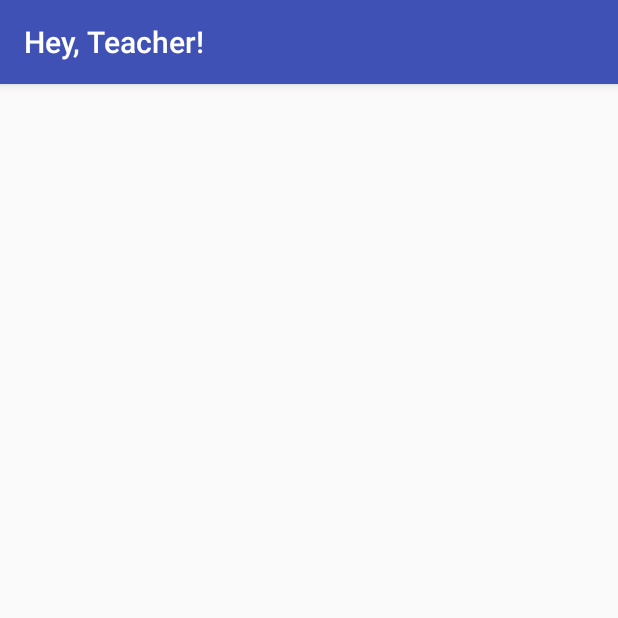
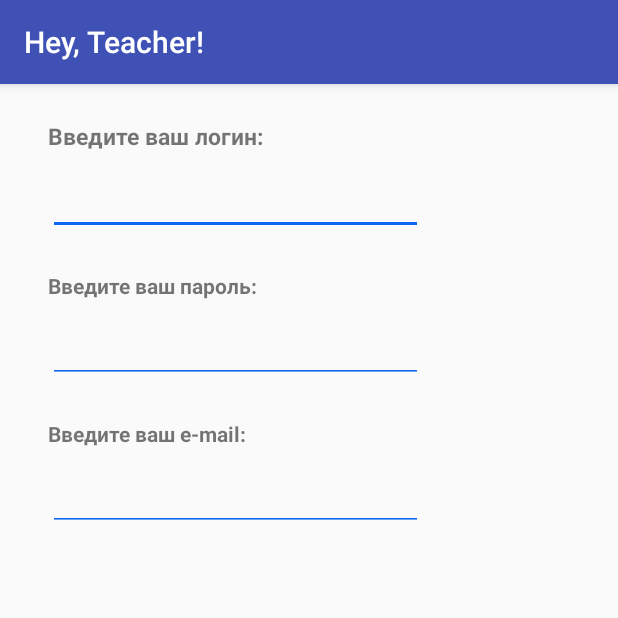
Before and after one commit to GonHunch/Hey_Teacher, an Android app: the RegistrationActivity screen opened directly, with no data from a screen before it, on a phone screen of 412 x 824 dp, the top half of it. Run offline under Robolectric (Android 15) with nearby library versions, the phone set to English and light mode, and no system bars.

Commit message:
Updated login menu

```diff
--- a/app/src/main/res/layout/activity_registration.xml
+++ b/app/src/main/res/layout/activity_registration.xml
@@ -4,6 +4,86 @@
     xmlns:tools="http://schemas.android.com/tools"
     android:layout_width="match_parent"
     android:layout_height="match_parent"
-    tools:context="com.goncharov.anton.heyteacher.RegistrationActivity">
+    tools:context="com.goncharov.anton.heyteacher.RegistrationActivity"
+    tools:layout_editor_absoluteY="81dp">
+
+    <TextView
+        android:id="@+id/registerLoginText"
+        android:layout_width="wrap_content"
+        android:layout_height="wrap_content"
+        android:layout_marginStart="32dp"
+        android:layout_marginTop="24dp"
+        android:text="@string/regis_login"
+        android:textSize="15sp"
+        app:layout_constraintStart_toStartOf="parent"
+        app:layout_constraintTop_toTopOf="parent"
+        android:layout_marginLeft="32dp" />
+
+    <EditText
+        android:id="@+id/editLogin"
+        android:layout_width="250dp"
+        android:layout_height="40dp"
+        android:layout_marginTop="15dp"
+        android:backgroundTint="@color/colorMain"
+        android:inputType="textPersonName"
+        android:textColorHighlight="@color/colorMainTrans"
+        android:textColorHint="@color/colorMain"
+        android:textColorLink="@color/colorMain"
+        android:textCursorDrawable="@color/colorMain"
+        app:layout_constraintStart_toStartOf="@+id/registerLoginText"
+        app:layout_constraintTop_toBottomOf="@+id/registerLoginText" />
+
+    <TextView
+        android:id="@+id/registerPasswordText"
+        android:layout_width="wrap_content"
+        android:layout_height="wrap_content"
+        android:layout_marginTop="24dp"
+        android:text="@string/regis_pswr"
+        app:layout_constraintStart_toStartOf="@+id/editLogin"
+        app:layout_constraintTop_toBottomOf="@+id/editLogin" />
+
+    <EditText
+        android:id="@+id/editPassword"
+        android:layout_width="250dp"
+        android:layout_height="40dp"
+        android:layout_marginStart="8dp"
+        android:layout_marginTop="15dp"
+        android:backgroundTint="@color/colorMain"
+        android:ems="10"
+        android:inputType="textPassword"
+        android:textColorHighlight="@color/colorMainTrans"
+        android:textColorHint="@color/colorMain"
+        android:textColorLink="@color/colorMain"
+        android:textCursorDrawable="@color/colorMain"
+        app:layout_constraintEnd_toEndOf="@+id/editLogin"
+        app:layout_constraintHorizontal_bias="1.0"
+        app:layout_constraintStart_toStartOf="@+id/editLogin"
+        app:layout_constraintTop_toBottomOf="@+id/registerPasswordText"
+        android:layout_marginLeft="8dp" />
+
+    <TextView
+        android:id="@+id/textView3"
+        android:layout_width="wrap_content"
+        android:layout_height="wrap_content"
+        android:layout_marginTop="24dp"
+        android:text="@string/regis_email"
+        app:layout_constraintStart_toStartOf="@+id/editPassword"
+        app:layout_constraintTop_toBottomOf="@+id/editPassword" />
+
+    <EditText
+        android:id="@+id/editText6"
+        android:layout_width="250dp"
+        android:layout_height="40dp"
+        android:layout_marginTop="15dp"
+        android:backgroundTint="@color/colorMain"
+        android:ems="10"
+        android:inputType="textEmailAddress"
+        android:textColorHighlight="@color/colorMainTrans"
+        android:textColorHint="@color/colorMain"
+        android:textColorLink="@color/colorMain"
+        android:textCursorDrawable="@color/colorMain"
+        app:layout_constraintEnd_toEndOf="@+id/editLogin"
+        app:layout_constraintStart_toStartOf="@+id/editLogin"
+        app:layout_constraintTop_toBottomOf="@+id/textView3" />
 
 </android.support.constraint.ConstraintLayout>
--- a/app/src/main/res/values/strings.xml
+++ b/app/src/main/res/values/strings.xml
@@ -5,4 +5,7 @@
     <string name="ok_menu">Войти</string>
     <string name="forgot_pswr"><u>Забыли пароль?</u></string>
     <string name="registration"><u>Регистрация</u></string>
+    <string name="regis_login"><b>Введите ваш логин:</b></string>
+    <string name="regis_pswr"><b>Введите ваш пароль:</b></string>
+    <string name="regis_email"><b>Введите ваш e-mail:</b></string>
 </resources>
```
Also changed, not shown: app/src/main/res/layout/activity_login.xml (+44 -19 lines).
